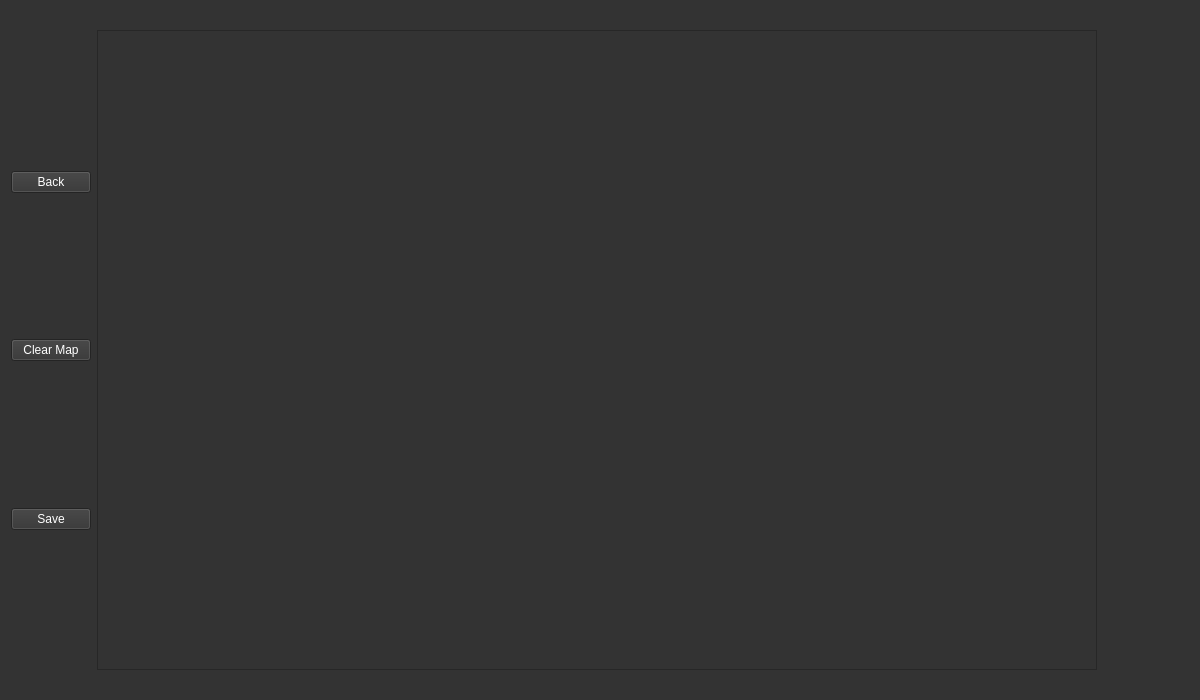
Qt form ui/interfacemap.ui (woofiwaffle/Route-Map) before a commit.
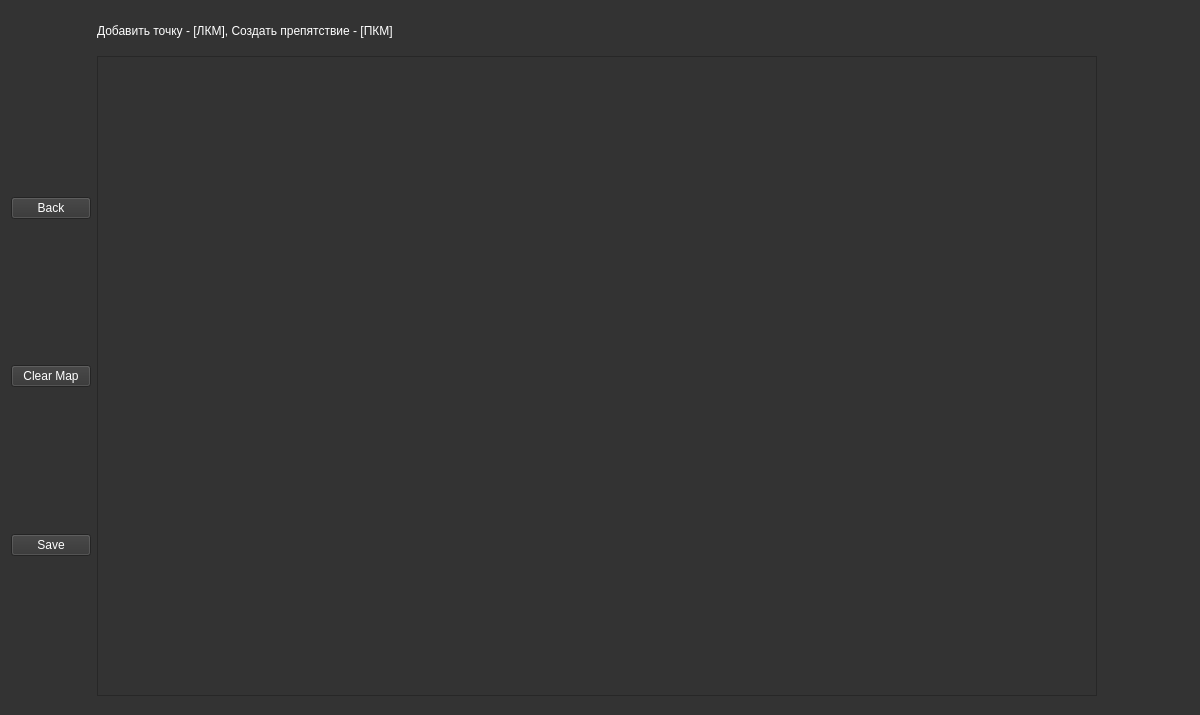
The same form after that commit.

The edit to the form file:
```diff
--- a/ui/interfacemap.ui
+++ b/ui/interfacemap.ui
@@ -7,7 +7,7 @@
     <x>0</x>
     <y>0</y>
     <width>1200</width>
-    <height>700</height>
+    <height>715</height>
    </rect>
   </property>
   <property name="minimumSize">
@@ -25,7 +25,7 @@
 </string>
   </property>
   <layout class="QFormLayout" name="formLayout">
-   <item row="0" column="0">
+   <item row="1" column="0">
     <layout class="QGridLayout" name="gridLayout">
      <item row="10" column="0">
       <spacer name="verticalSpacer_5">
@@ -105,7 +105,7 @@
      </item>
     </layout>
    </item>
-   <item row="0" column="1">
+   <item row="1" column="1">
     <widget class="QGraphicsView" name="graphicsView">
      <property name="enabled">
       <bool>true</bool>
@@ -141,6 +141,23 @@
      </property>
     </widget>
    </item>
+   <item row="0" column="1">
+    <widget class="QLabel" name="label">
+     <property name="maximumSize">
+      <size>
+       <width>16777215</width>
+       <height>25</height>
+      </size>
+     </property>
+     <property name="styleSheet">
+      <string notr="true">background-color: #333333;
+color: #ffffff</string>
+     </property>
+     <property name="text">
+      <string>Добавить точку - [ЛКМ], Создать препятствие - [ПКМ]</string>
+     </property>
+    </widget>
+   </item>
   </layout>
  </widget>
  <resources/>
```
Left out of the diff: 3 changed lines with no effect on the pictures.
